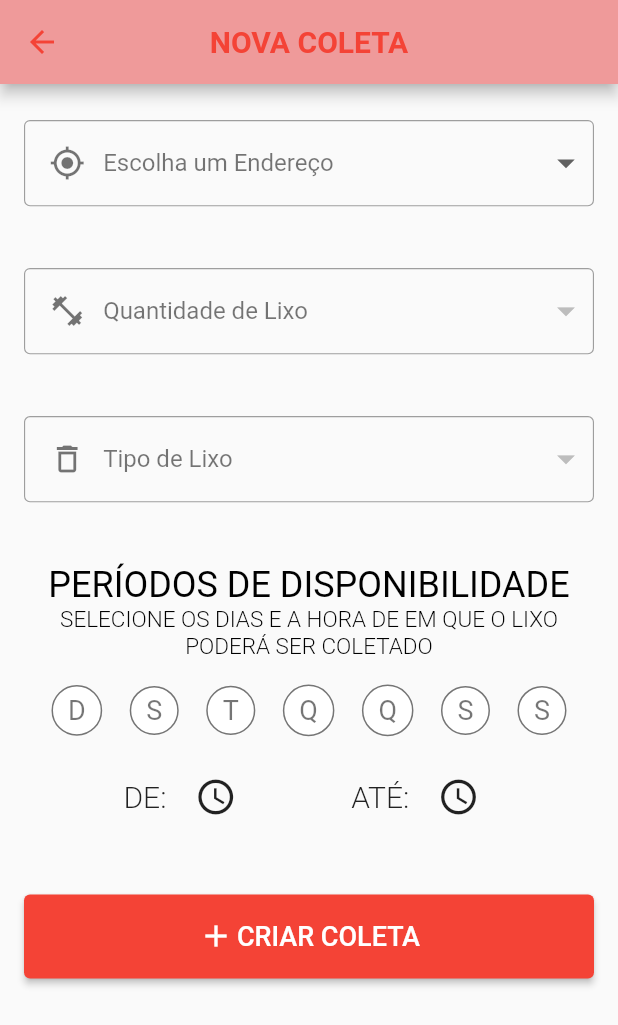
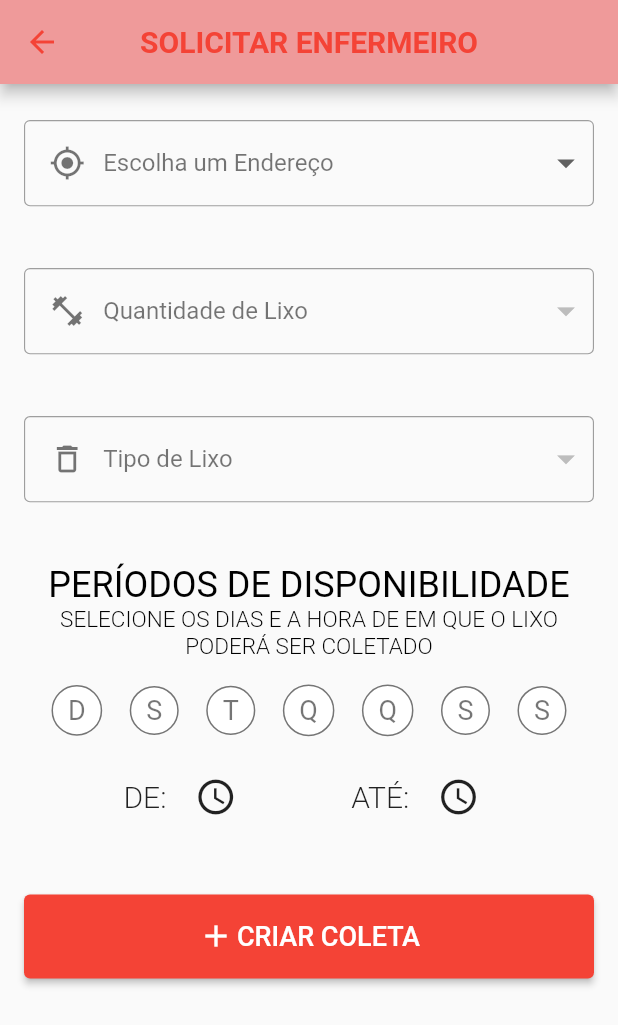
Before and after one commit to pedromartins28/tccCliente, a Flutter app: the RequestPage screen opened directly, on a phone screen of 412 x 824 dp. Shown: the top 1025 px of the screen. Run offline on Flutter 3.47's test engine with Material 2 defaults, Android fonts, the phone set to English and light mode, and no system bars; our stand-ins replace cached_network_image, cloud_firestore, firebase_auth, firebase_messaging, firebase_storage, flushbar and 6 more; missing offline and left inert: flutter_cupertino_date_picker, flutter_google_places, geocoder, google_maps_webservice; accounts and stored records are empty.

Commit message:
Pequenas Mudanças

```diff
--- a/lib/main.dart
+++ b/lib/main.dart
@@ -15,7 +15,7 @@ class MyApp extends StatelessWidget {
   @override
   Widget build(BuildContext context) {
     return MaterialApp(
-      title: 'Recicle+',
+      title: 'Coronapp',
       //Theme was built in ui/theme.dart
       theme: buildTheme(),
       //Remove scroll glow
--- a/lib/ui/pages/tabs/request.dart
+++ b/lib/ui/pages/tabs/request.dart
@@ -174,7 +174,7 @@ class _RequestPageState extends State<RequestPage>
 
   Widget _buildCreateRequestScaffold() {
     return Scaffold(
-      appBar: _normalAppBar("NOVA COLETA"),
+      appBar: _normalAppBar("SOLICITAR ENFERMEIRO"),
       body: CreateRequest(),
     );
   }
```
Also changed, not shown: 3 other files.
